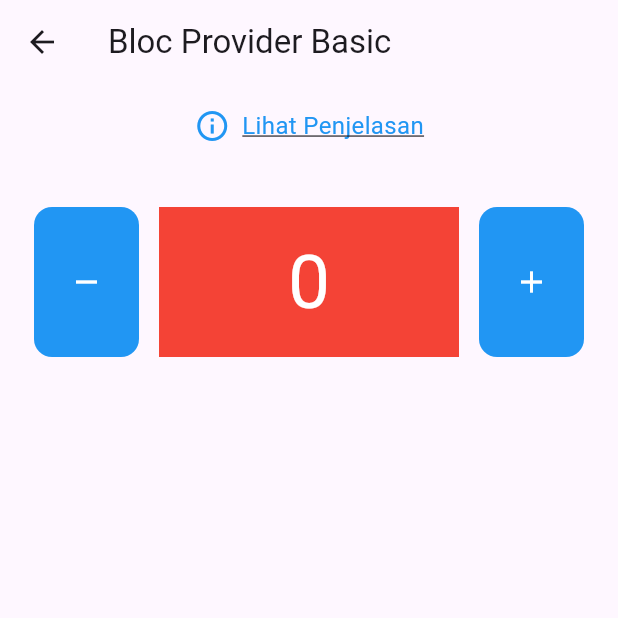
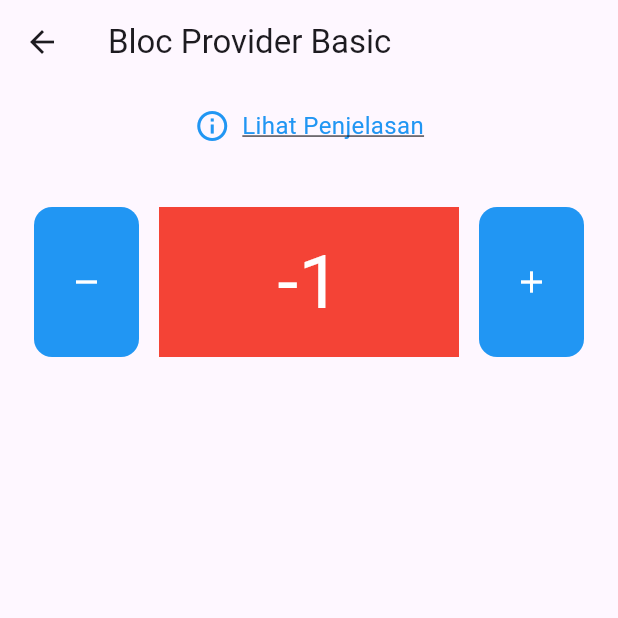
Before and after one commit to br0farhan/Bloc-Flutter, a Flutter app: the BlocproviderBasic screen opened directly, after a tap on the "remove" icon, on a phone screen of 412 x 824 dp, the top half of it. Run offline on Flutter 3.47's test engine with Material 3 defaults, Android fonts, the phone set to English and light mode, and no system bars; our stand-ins replace bloc, flutter_bloc.

Commit message:
update error

```diff
--- a/lib/features/basic/Bloc Provider/bloc/counter_provider.dart
+++ b/lib/features/basic/Bloc Provider/bloc/counter_provider.dart
@@ -1,7 +1,7 @@
 import 'package:flutter_bloc/flutter_bloc.dart';
 
-class CounterProvider extends Cubit<int> {
-  CounterProvider({this.init = 0}) : super(init);
+class CounterProviderBloc extends Cubit<int> {
+  CounterProviderBloc({this.init = 0}) : super(init);
 
   int init;
 
--- a/lib/features/basic/Bloc Provider/page/blocProvider_basic.dart
+++ b/lib/features/basic/Bloc Provider/page/blocProvider_basic.dart
@@ -15,9 +15,9 @@ class _BlocproviderBasicState extends State<BlocproviderBasic> {
 
   @override
   Widget build(BuildContext context) {
-    return BlocProvider<CounterProvider>(
-      create: (context) => CounterProvider(),
-      child: Scaffold(
+    final counter = BlocProvider.of<CounterProviderBloc>(context);
+
+    return Scaffold(
       appBar: AppBar(
         title: const Text('Bloc Provider Basic'),
       ),
@@ -37,7 +37,9 @@ class _BlocproviderBasicState extends State<BlocproviderBasic> {
                   const Icon(Icons.info_outline, color: Colors.blue),
                   const SizedBox(width: 8),
                   Text(
-                      _showExplanation ? 'Sembunyikan Penjelasan' : 'Lihat Penjelasan',
+                    _showExplanation
+                        ? 'Sembunyikan Penjelasan'
+                        : 'Lihat Penjelasan',
                     style: const TextStyle(
                       fontSize: 16,
                       color: Colors.blue,
@@ -50,7 +52,9 @@ class _BlocproviderBasicState extends State<BlocproviderBasic> {
             const SizedBox(height: 12),
             AnimatedCrossFade(
               duration: const Duration(milliseconds: 300),
-                crossFadeState: _showExplanation ? CrossFadeState.showFirst : CrossFadeState.showSecond,
+              crossFadeState: _showExplanation
+                  ? CrossFadeState.showFirst
+                  : CrossFadeState.showSecond,
               firstChild: Container(
                 padding: const EdgeInsets.all(12),
                 decoration: BoxDecoration(
@@ -73,7 +77,7 @@ class _BlocproviderBasicState extends State<BlocproviderBasic> {
                 GestureDetector(
                   onTap: () {
                     // Mengakses Bloc dan memanggil metode remove
-                      context.read<CounterProvider>().remove();
+                    counter.remove();
                   },
                   child: Container(
                     height: 100,
@@ -82,14 +86,14 @@ class _BlocproviderBasicState extends State<BlocproviderBasic> {
                       color: Colors.blue,
                       borderRadius: BorderRadius.circular(12),
                     ),
-                      child: const Center(child: Icon(Icons.remove, color: Colors.white)),
+                    child: const Center(
+                        child: Icon(Icons.remove, color: Colors.white)),
                   ),
                 ),
                 const DataWidget(),
                 GestureDetector(
                   onTap: () {
-
-                      context.read<CounterProvider>().add();
+                    counter.add();
                   },
                   child: Container(
                     height: 100,
@@ -98,7 +102,8 @@ class _BlocproviderBasicState extends State<BlocproviderBasic> {
                       color: Colors.blue,
                       borderRadius: BorderRadius.circular(12),
                     ),
-                      child: const Center(child: Icon(Icons.add, color: Colors.white)),
+                    child: const Center(
+                        child: Icon(Icons.add, color: Colors.white)),
                   ),
                 ),
               ],
@@ -106,7 +111,6 @@ class _BlocproviderBasicState extends State<BlocproviderBasic> {
           ],
         ),
       ),
-      ),
     );
   }
 }
--- a/lib/features/basic/Bloc Provider/page/widget/data_widget.dart
+++ b/lib/features/basic/Bloc Provider/page/widget/data_widget.dart
@@ -7,20 +7,23 @@ class DataWidget extends StatelessWidget {
 
   @override
   Widget build(BuildContext context) {
-    return BlocBuilder<CounterProvider, int>(
-      builder: (context, state) {
+    CounterProviderBloc counterDepedency =
+        BlocProvider.of<CounterProviderBloc>(context);
     return Container(
       height: 100,
       width: 200,
       color: Colors.red,
       child: Center(
-            child: Text(
+        child: BlocBuilder(
+          bloc: counterDepedency,
+          builder: (context, state) {
+            return Text(
               '$state',
               style: const TextStyle(color: Colors.white, fontSize: 50),
+            );
+          },
         ),
       ),
     );
-      },
-    );
   }
 }
--- a/lib/features/basic/counter/presentation/blocs/counter.dart
+++ /dev/null
@@ -1,12 +0,0 @@
-import 'package:bloc/bloc.dart';
-
-class CounterBloc extends Cubit<int> {
-  CounterBloc() : super(0);
-
-  void add() {
-    emit(state + 1);
-  }
-    void remove() {
-    emit(state - 1);
-  }
-}
--- a/lib/home/home.dart
+++ b/lib/home/home.dart
@@ -66,7 +66,7 @@ class HomePage extends StatelessWidget {
                       switch (category) {
                         case 'Basic':
                           page = BlocProvider(
-                            create: (context) => CounterProvider(),
+                            create: (context) => CategoryBasicBloc(),
                             child: const BasicPages(),
                           );
                           break;
```
Also changed, not shown: lib/features/basic/basic_pages.dart (+2 -7 lines), lib/features/basic/counter/presentation/pages/counter_page.dart (deleted, +0 -53 lines), lib/main.dart (+5 -11 lines). Lines whose indentation alone changed are shown as unchanged.
